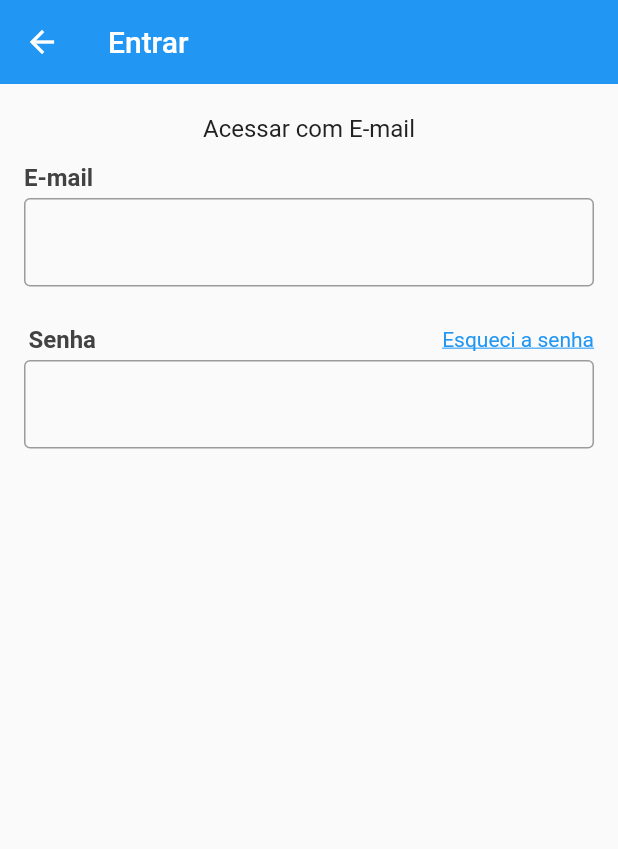
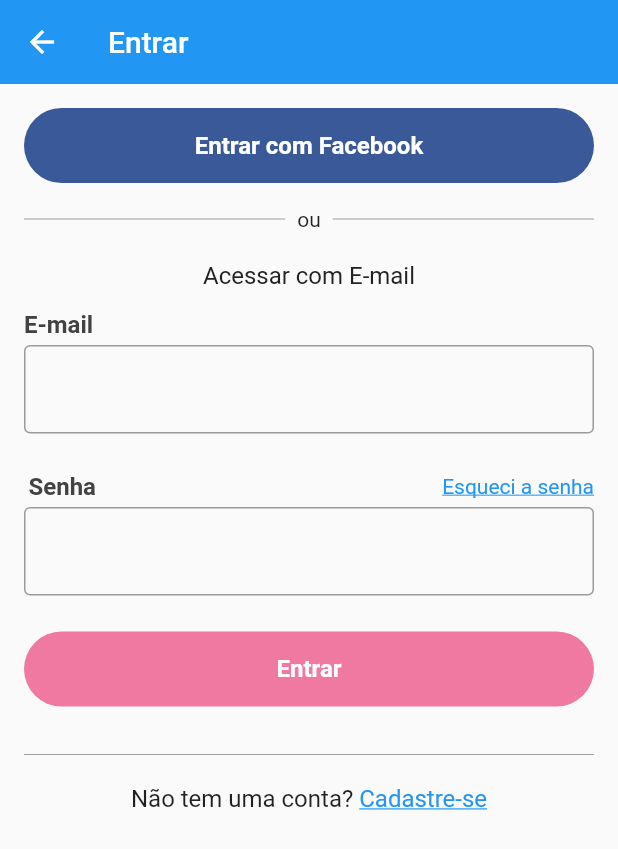
Before and after one commit to matheusrmartins/Dot-Pets, a Flutter app: the screen it shows after launch, in the side drawer, after a tap on "Acesse sua conta agora!", on a phone screen of 412 x 824 dp. Shown: the top 849 px of the screen. Run offline on Flutter 3.47's test engine with Material 2 defaults, Android fonts, the phone set to English and light mode, and no system bars; our stand-ins replace brasil_fields, rxdart.

Commit message:
Criada tela de login e tela de cadastro

```diff
--- /dev/null
+++ b/lib/blocks/login/button_state.dart
@@ -0,0 +1,7 @@
+class ButtonState {
+
+  ButtonState({this.enabled, this.loading});
+
+  bool enabled;
+  bool loading;
+}
--- /dev/null
+++ b/lib/blocks/login/login_bloc_state.dart
@@ -0,0 +1,10 @@
+enum LoginState { IDLE, LOADING, LOADING_FACE, ERROR, DONE }
+
+class LoginBlocState {
+
+  LoginBlocState(this.state, {this.errorMessage});
+
+  LoginState state;
+  String errorMessage;
+
+}
--- a/lib/screens/base/base_screen.dart
+++ b/lib/screens/base/base_screen.dart
@@ -26,7 +26,10 @@ class _BaseScreenState extends State<BaseScreen> {
       _drawerBloc = drawerBloc;
       _drawerSubscription?.cancel();
       _drawerSubscription = _drawerBloc.outPage.listen((page) {
+      try {
         _pageController.jumpToPage(page);
+      } catch (e) {}
+
       });
     }
   }
--- a/lib/screens/login/login_screen.dart
+++ b/lib/screens/login/login_screen.dart
@@ -4,6 +4,11 @@ import 'package:flutter/cupertino.dart';
 import 'package:flutter/material.dart';
 import 'package:xlo/blocks/login/field_state.dart';
 import 'package:xlo/blocks/login/login_bloc.dart';
+import 'package:xlo/screens/login/widgets/or_divider.dart';
+import 'package:xlo/screens/signup/signup_screen.dart';
+
+import 'widgets/facebook_button.dart';
+import 'widgets/login_button.dart';
 
 class LoginScreen extends StatefulWidget {
   @override
@@ -27,6 +32,8 @@ class _LoginScreenState extends State<LoginScreen> {
           child: Column(
             crossAxisAlignment: CrossAxisAlignment.stretch,
             children: <Widget>[
+              FacebookButton(loginBloc: _loginBloc),
+              OrDivider(),
               Padding (
                 padding: const EdgeInsets.only(top: 20, bottom: 11),
                 child: Text (
@@ -97,6 +104,38 @@ class _LoginScreenState extends State<LoginScreen> {
                   );
                 },
               ),
+              LoginButton(loginBloc: _loginBloc,),
+              Divider (
+                color: Colors.grey,
+              ),
+              Padding(
+                padding: const EdgeInsets.symmetric(vertical: 12),
+                child: Row(
+                  mainAxisAlignment: MainAxisAlignment.center,
+                  children: <Widget>[
+                    const Text (
+                      'Não tem uma conta? ',
+                      style: TextStyle(fontSize: 16),
+                    ),
+                    GestureDetector(
+                      onTap: () {
+                        Navigator.of(context).push(MaterialPageRoute(
+                          builder: (context) => SignupScreen()
+                        ));
+                      },
+                      child: Text(
+                        'Cadastre-se',
+                        style: TextStyle(
+                          decoration: TextDecoration.underline,
+                          color: Colors.blue,
+                          fontSize: 16
+                        ),
+                      ),
+                    ),
+
+                  ],
+                ),
+              )
             ],
           ),
         ),
--- /dev/null
+++ b/lib/screens/login/widgets/facebook_button.dart
@@ -0,0 +1,50 @@
+import 'package:flutter/material.dart';
+import 'package:xlo/blocks/login/login_bloc.dart';
+import 'package:xlo/blocks/login/login_bloc_state.dart';
+
+class FacebookButton extends StatelessWidget {
+
+  FacebookButton ({this.loginBloc});
+
+  final LoginBloc loginBloc;
+
+  @override
+  Widget build(BuildContext context) {
+    return Container(
+      margin: const EdgeInsets.symmetric(vertical: 16),
+      height: 50,
+      child: StreamBuilder<LoginBlocState>(
+        initialData: LoginBlocState(LoginState.IDLE),
+        stream: loginBloc.outState,
+        builder: (context, snapshot){
+          return RaisedButton(
+            color: Color.fromRGBO(58, 89, 152, 1),
+            disabledColor: Color.fromRGBO(58, 89, 152, 0.7),
+            elevation: 0,
+            shape: RoundedRectangleBorder(
+              borderRadius: BorderRadius.circular(25)
+            ),
+            onPressed: snapshot.data.state == LoginState.LOADING_FACE ?
+                null : () async {
+              final bool success = await loginBloc.loginWithFacebook();
+              if (success)
+                Navigator.of(context).pop();
+              },
+            child: snapshot.data.state == LoginState.LOADING_FACE ?
+            CircularProgressIndicator(
+              valueColor: AlwaysStoppedAnimation<Color>(Colors.white)
+            ) :
+                Text (
+                  'Entrar com Facebook',
+                  style: TextStyle(
+                    color: Colors.white,
+                    fontSize: 16,
+                    fontWeight: FontWeight.w600
+                  ),
+                ),
+          );
+        },
+      ),
+    );
+  }
+}
--- /dev/null
+++ b/lib/screens/login/widgets/login_button.dart
@@ -0,0 +1,50 @@
+import 'package:flutter/material.dart';
+import 'package:xlo/blocks/login/button_state.dart';
+import 'package:xlo/blocks/login/login_bloc.dart';
+
+class LoginButton extends StatelessWidget {
+
+  LoginButton ({this.loginBloc});
+
+  final LoginBloc loginBloc;
+
+  @override
+  Widget build(BuildContext context) {
+    return Container(
+      margin: const EdgeInsets.symmetric(vertical: 24),
+      height: 50,
+      child: StreamBuilder<ButtonState>(
+        stream: loginBloc.outLoginButton,
+        initialData: ButtonState(enabled: false, loading: false),
+        builder: (context, snapshot){
+          return RaisedButton(
+            color: Colors.pink,
+            disabledColor: Colors.pink.withAlpha(150),
+            elevation: 0,
+            shape: RoundedRectangleBorder(
+              borderRadius: BorderRadius.circular(25)
+            ),
+            onPressed: snapshot.data.enabled ? () async {
+              final bool success = await loginBloc.loginWithEmail();
+              if (success)
+                Navigator.of(context).pop();
+            } : null,
+            child: snapshot.data.loading ?
+            CircularProgressIndicator(
+              valueColor: AlwaysStoppedAnimation<Color>(Colors.white),
+            )
+            :
+            Text (
+                'Entrar',
+              style: TextStyle(
+                color: Colors.white,
+                fontSize: 16,
+                fontWeight: FontWeight.w600
+              ),
+            ),
+          );
+        },
+      ),
+    );
+  }
+}
--- /dev/null
+++ b/lib/screens/login/widgets/or_divider.dart
@@ -0,0 +1,24 @@
+import 'package:flutter/material.dart';
+
+class OrDivider extends StatelessWidget {
+  @override
+  Widget build(BuildContext context) {
+    return Row(
+      children: <Widget>[
+        Expanded(child: Divider(
+          color: Colors.grey,
+        ),
+        ),
+        const Padding (
+          padding: EdgeInsets.symmetric(horizontal: 8),
+          child: Text('ou'),
+        ),
+        Expanded(
+          child: Divider(
+            color: Colors.grey,
+          ),
+        )
+      ],
+    );
+  }
+}
```
Also changed, not shown: lib/blocks/login/login_bloc.dart (+44 -2 lines), lib/blocks/signup_bloc.dart (added, +43 -0 lines), lib/models/user.dart (added, +7 -0 lines), lib/screens/signup/signup_screen.dart (added, +157 -0 lines), lib/screens/signup/widgets/field_title.dart (added, +36 -0 lines), lib/screens/signup/widgets/password_field.dart (added, +115 -0 lines).
